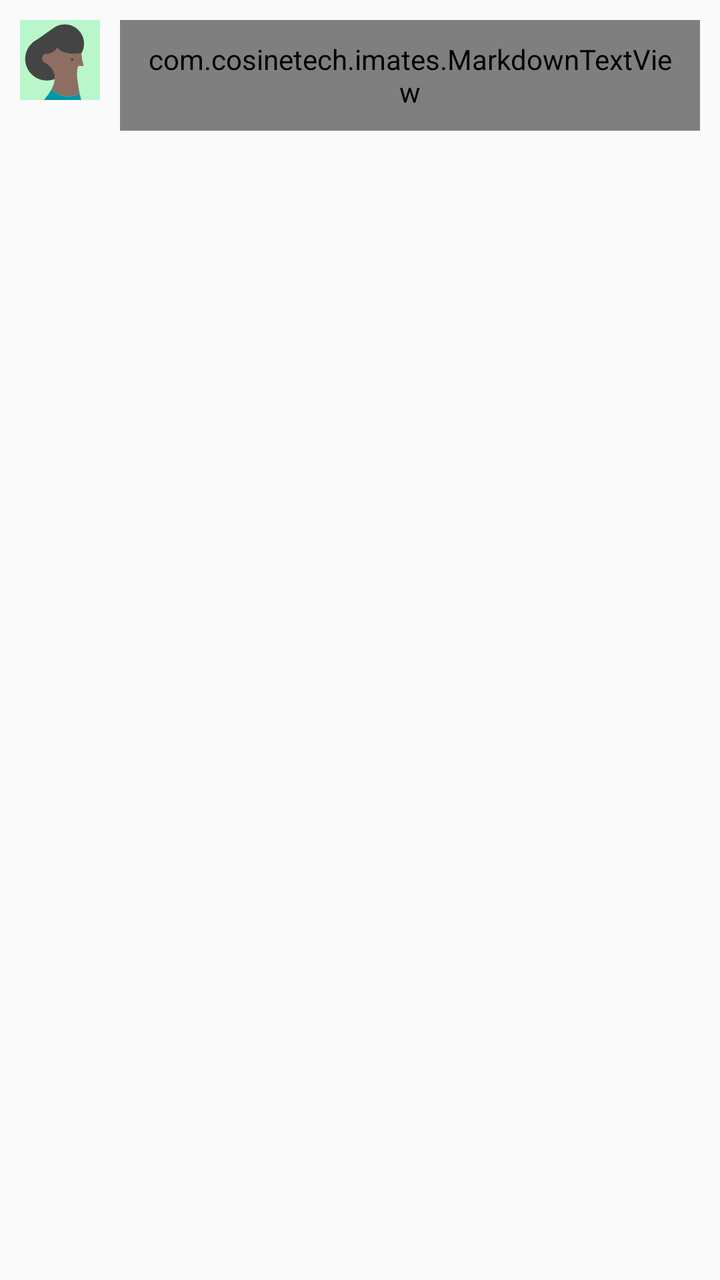
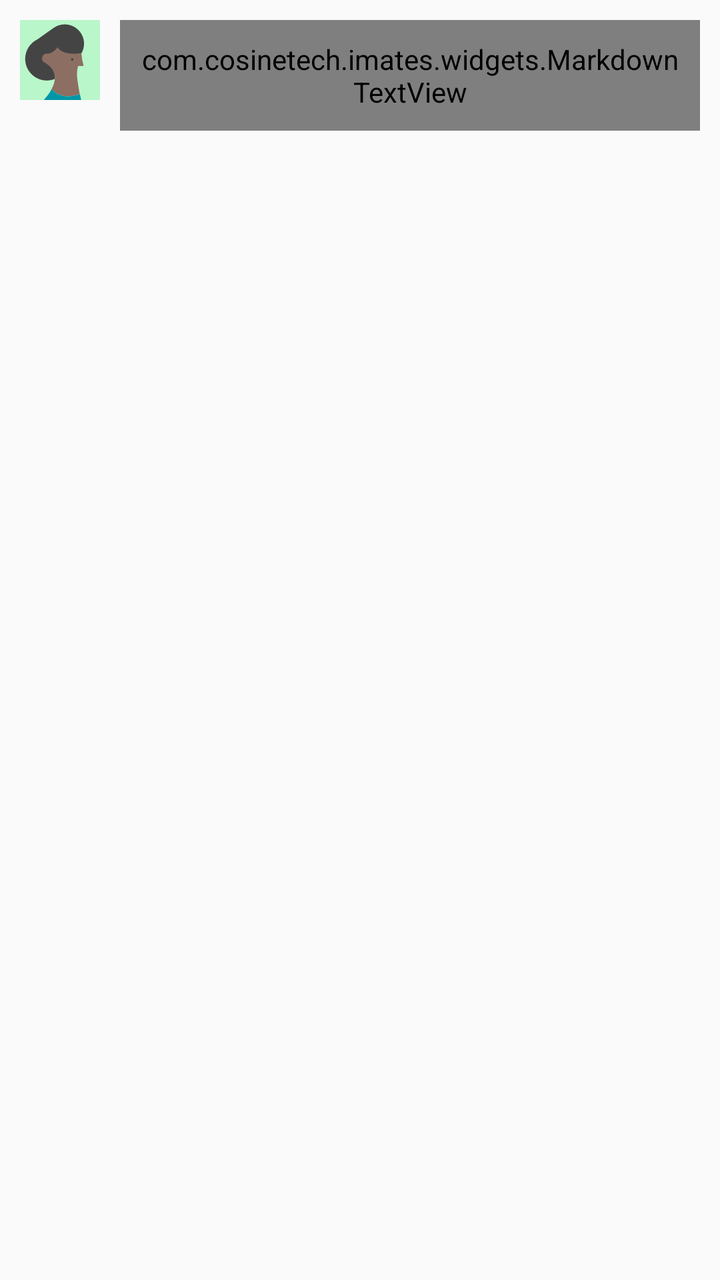

Before-and-after screenshots of an Android layout around one commit, followed by the original layout XML and the change that was made.
<!-- AndroidManifest.xml: application theme Theme.IMatesApp.FullScreen -->
<!-- res/layout/item_message_left.xml -->
<?xml version="1.0" encoding="utf-8"?>
<LinearLayout xmlns:android="http://schemas.android.com/apk/res/android"
    android:layout_width="match_parent"
    android:layout_height="wrap_content"
    android:orientation="horizontal"
    android:padding="10dp">

    <ImageView
        android:id="@+id/iv_avatar"
        android:layout_width="40dp"
        android:layout_height="40dp"
        android:src="@drawable/avatar_7" />

    <com.cosinetech.imates.MarkdownTextView
        android:id="@+id/tv_message"
        android:layout_width="wrap_content"
        android:layout_height="wrap_content"
        android:layout_marginStart="10dp"
        android:background="@drawable/bg_message_left"
        android:padding="10dp"
        android:textColor="#000000"
        android:textSize="12sp" />
</LinearLayout>
<!-- resources referenced by this layout -->
<resources>
  <!-- drawable avatar_7 (drawable) -->
  <vector xmlns:android="http://schemas.android.com/apk/res/android"
      android:width="128dp"
      android:height="128dp"
      android:viewportWidth="128.0"
      android:viewportHeight="128.0">
      <path
          android:fillColor="#B9F6CA"
          android:pathData="M0 0h128v128h-128z" />
      <path
          android:fillColor="#444"
          android:pathData="M50.4 75.7c-1.6,-1.6,-3.2,-2.9,-4.7,-4,-.9,-.6,-1,-1.7,-1.7,-2.2,-1.8,-1,-3.2,-5.9,-5.3,-3.4l-.5.8,-.4,-.9c-1.3,-1.2,-1,-.4,-1.3,-2.3,-.5,-4.2 1.2,-7.2 5.1,-7.8 1,-.1 2,-.1 2.9.2 9.5,-1.8 13.7,-7.4 15.2,-10 4 5.7 14.3 11.4 38.3 7.8 2.8,-4.7 4.5,-10.2 4.5,-16,-.1,-17.1,-13.9,-30.9,-30.9,-30.9,-6.7 0,-12.8 2.1,-17.9 5.7l-25.8 18.3c-11.6 5.6,-19.6 17.5,-19.6 31.2 0 19.1 15.5 34.6 34.6 34.6 4.6 0 9,-.9 13,-2.5.2,-8.4,-1.4,-14.5,-5.5,-18.6zM44.5 54.1z" />
      <path
          android:fillColor="#8D6E63"
          android:pathData="M73.7 122c6.1.5 13.4,-.3 22,-3.5,-.1,-.7,-.3,-1.4,-.5,-2.1,-.3,-1.3,-3.8,-21.4,-4,-28.1,-.1,-7.3.8,-11.9 2,-14.7h8.7l-2.5,-10.1c-.2,-2.4,-.4,-4.7,-.7,-6.6,-.2,-1.8,-.3,-2.3,-.8,-3.9,-24 3.6,-34.2,-3.7,-38.2,-9.4,-1.4 2.5,-5.7 8.8,-15.3 10.5,-.9,-.3,-1.9,-.3,-2.9,-.2,-3.9.6,-6.7 4.5,-6.1 8.8.3 2 1.2 3.6 2.5 4.8.2.1 1.5.6 3.3 1.7.7.4 1.6.9 2.4 1.6 1.5 1.1 3.1 2.4 4.7 4 4 4.1 7.6 10.2 7.4 18.5,-.1 4.9,-1.6 10.6,-5.1 17.2.1 0 7.3 10.2 23.1 11.5zM44.5 54.1z" />
      <path
          android:fillColor="#FFCC80"
          android:pathData="M41.6 123.8s.1,-.2.2,-.3c-.1.2,-.1.2,-.2.3z" />
      <path
          android:fillColor="#444"
          android:pathData="M83.5,63.1 m-2.0, 0 a 2.0,2.0 0 1,1 4.0,0 a2.0,2.0 0 1,1 -4.0,0" />
      <path
          android:fillColor="#0097A7"
          android:pathData="M73.7 122c-15.9,-1.3,-23,-11.5,-23,-11.5,-2.1 4,-5.1 8.4,-8.9 13.1l-.3.4c-.5.6,-1.1 1.3,-1.7 2,-.5.6,-1 1.3,-1.6 2.1h59.7c-.7,-3.2,-1.5,-6.4,-2.1,-9.5,-8.7 3.1,-16 3.9,-22.1 3.4z" />
  </vector>
  <!-- drawable bg_message_left (drawable) -->
  <?xml version="1.0" encoding="utf-8"?>
  <shape xmlns:android="http://schemas.android.com/apk/res/android">
      <solid android:color="#FFFFFF" />
      <corners android:radius="8dp" />
      <padding
          android:left="12dp"
          android:right="12dp"
          android:top="8dp"
          android:bottom="8dp" />
  </shape>
  <style name="Theme.IMatesApp.FullScreen" parent="Theme.AppCompat.Light.NoActionBar">
          
          <item name="android:windowFullscreen">true</item>
          
          <item name="android:windowTranslucentStatus">true</item>
          
          <item name="android:windowTranslucentNavigation">true</item>
      </style>
</resources>

<!-- the commit's change to res/layout/item_message_left.xml (unified diff, before → after) -->
@@ -11,7 +11,7 @@
         android:layout_height="40dp"
         android:src="@drawable/avatar_7" />
 
-    <com.cosinetech.imates.MarkdownTextView
+    <com.cosinetech.imates.widgets.MarkdownTextView
         android:id="@+id/tv_message"
         android:layout_width="wrap_content"
         android:layout_height="wrap_content"
